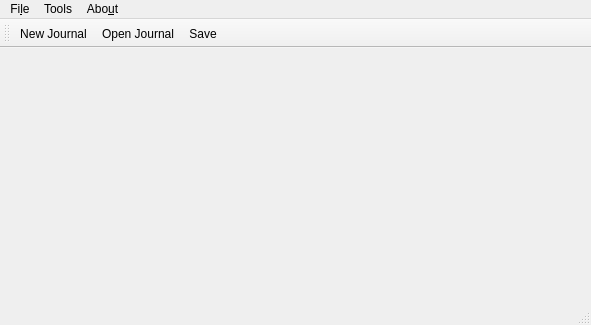
This is src/ui/KournalWindow.ui in Kournal/Kournal as Qt 5 draws it before an edit. The edited form follows.
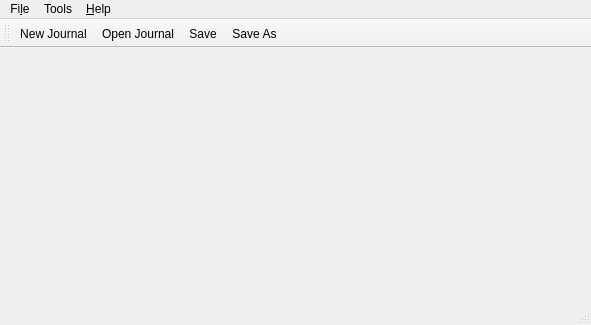
This is the edited form. Icons and pictures are not drawn.

Patch:
```diff
--- a/src/ui/KournalWindow.ui
+++ b/src/ui/KournalWindow.ui
@@ -46,6 +46,7 @@
    <addaction name="actionNewJournal"/>
    <addaction name="actionOpenJournal"/>
    <addaction name="actionSave"/>
+   <addaction name="actionSaveAs"/>
   </widget>
   <widget class="QMenuBar" name="menubar">
    <property name="geometry">
@@ -75,7 +76,7 @@
    </widget>
    <widget class="QMenu" name="menuAbout">
     <property name="title">
-     <string>Abo&amp;ut</string>
+     <string>&amp;Help</string>
     </property>
     <addaction name="actionAboutQt"/>
    </widget>
```
Left out of the diff: 7 changed lines with no effect on the pictures.
